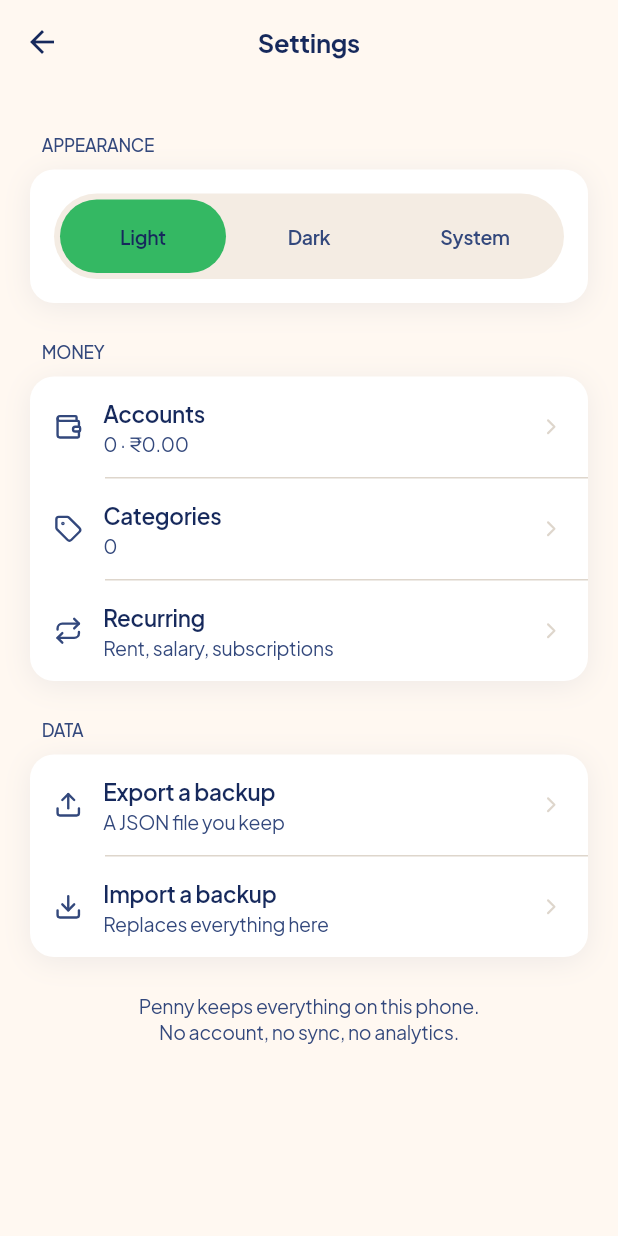
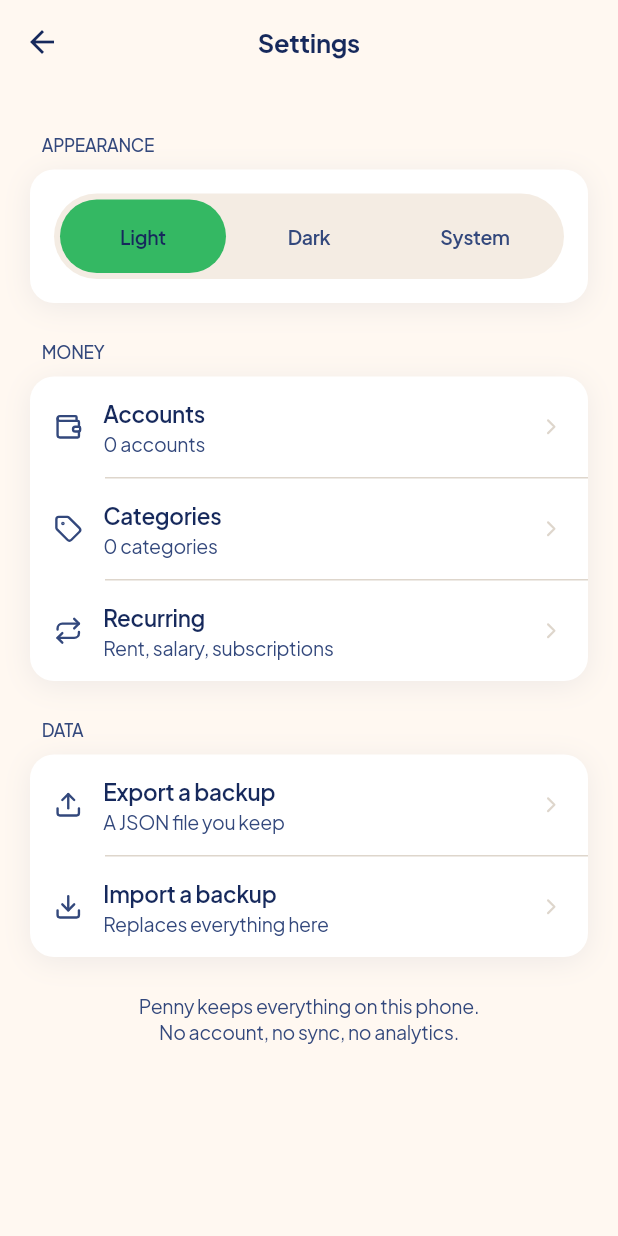
Before and after one commit to Ayroid/penny, a Flutter app: the SettingsScreen screen opened directly with empty values, on a phone screen of 412 x 824 dp. Run offline on Flutter 3.47's test engine with Material 3 defaults, Android fonts, the phone set to English and light mode, and no system bars; our stand-ins replace file_picker, lucide_icons_flutter, share_plus, shared_preferences; accounts and stored records are empty.

Commit message:
Counts in settings, and APKs that say penny
The Accounts row repeated the total balance under a settings entry, where it
looks like a setting rather than a figure — and it put the number people most
want private on the screen you hand someone the phone on. It reads "3 accounts"
now; the balance stays on the overview where it is the headline. Categories and
Recurring go through the same `plural` helper so the three rows read alike.

Release APKs come out as penny-arm64-v8a-release.apk instead of app-arm64-...,
matching what Wick does. The launcher label was already Penny.

Co-Authored-By: Claude Opus 5 <noreply@anthropic.com>
Claude-Session: https://claude.ai/code/session_01L8YYK5DQRTHKSHYGe2kz5n

```diff
--- a/lib/settings.dart
+++ b/lib/settings.dart
@@ -72,17 +72,23 @@ class _Body extends StatelessWidget {
           padding: EdgeInsets.zero,
           child: Column(
             children: [
+              // Counts only. The balance belongs on the overview, where it is
+              // the headline figure — repeating it under a settings row makes
+              // it look like a setting, and puts the number people most want
+              // private on the screen they hand someone else the phone on.
               _Row(
                 icon: LucideIcons.wallet,
                 label: 'Accounts',
-                subtitle:
-                    '${store.liveAccounts.length} · ${rupees(store.totalBalance)}',
+                subtitle: plural(store.liveAccounts.length, 'account'),
                 onTap: () => _showAccounts(context, store),
               ),
               _Row(
                 icon: LucideIcons.tag,
                 label: 'Categories',
-                subtitle: '${store.categories.where((c) => !c.archived).length}',
+                subtitle: plural(
+                    store.categories.where((c) => !c.archived).length,
+                    'category',
+                    'categories'),
                 onTap: () => _showCategories(context, store),
               ),
               _Row(
@@ -90,7 +96,7 @@ class _Body extends StatelessWidget {
                 label: 'Recurring',
                 subtitle: store.rules.isEmpty
                     ? 'Rent, salary, subscriptions'
-                    : '${store.rules.length} ${store.rules.length == 1 ? 'rule' : 'rules'}',
+                    : plural(store.rules.length, 'rule'),
                 onTap: () => _showRules(context, store),
                 last: true,
               ),
--- a/lib/theme.dart
+++ b/lib/theme.dart
@@ -262,6 +262,10 @@ String longDate(DateTime d) =>
     '${weekdays[d.weekday - 1]}, ${months[d.month - 1]} ${d.day}';
 
 String shortDate(DateTime d) => '${monthShort[d.month - 1]} ${d.day}, ${d.year}';
+
+/// `1 account` / `3 accounts`. [many] for words that do not just take an s.
+String plural(int n, String one, [String? many]) =>
+    '$n ${n == 1 ? one : many ?? '${one}s'}';
 
 String greeting() {
   final h = clock().hour;
```
Also changed, not shown: 2 other files.
